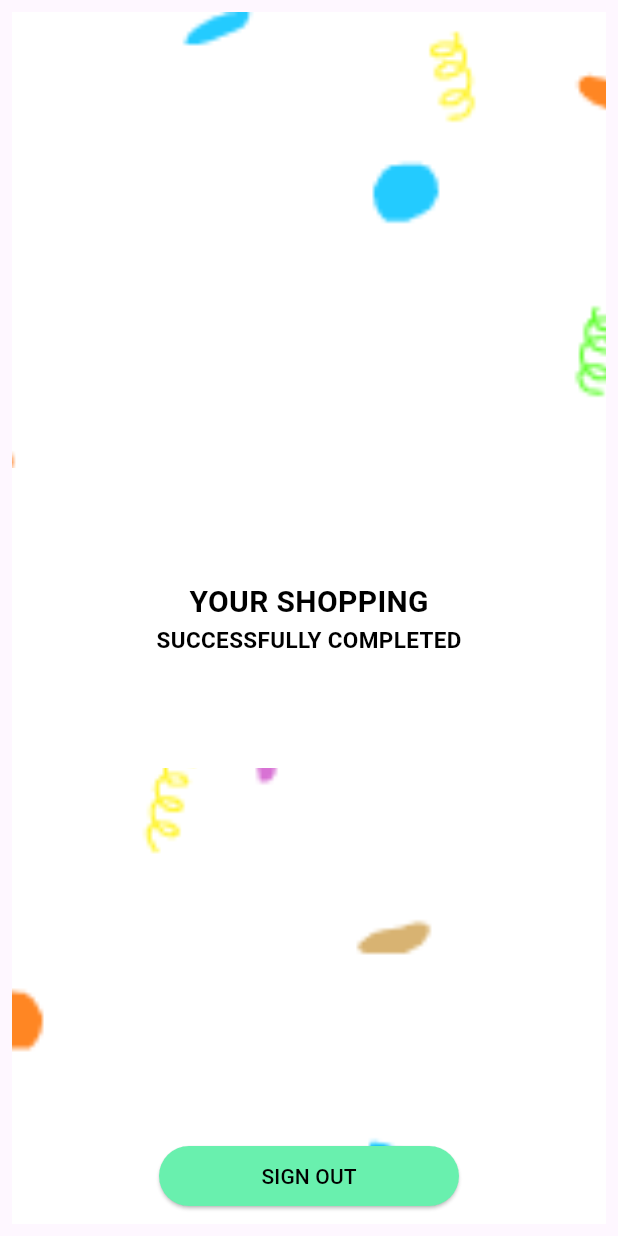
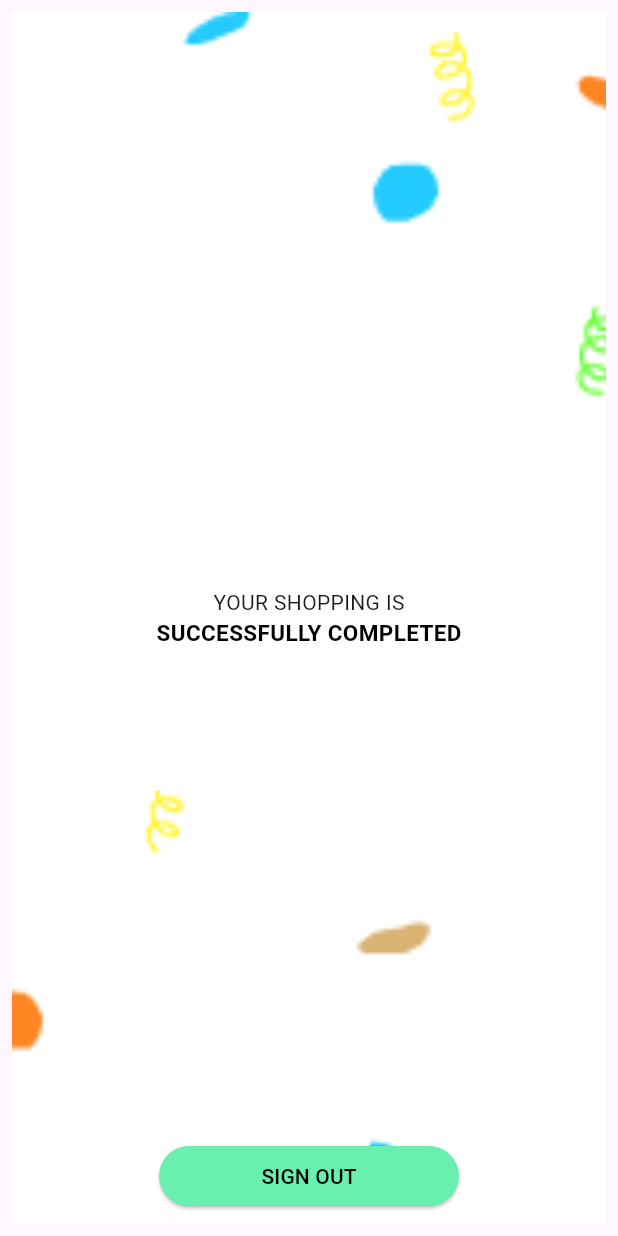
Before and after one commit to FAYIS111/Vk-Shopping-Cart, a Flutter app: the CartSection screen opened by its route, after a tap on "CONFORM BUY", on a phone screen of 412 x 824 dp. Run offline on Flutter 3.47's test engine with Material 3 defaults, Android fonts, the phone set to English and light mode, and no system bars; drawn by our look-alikes of animated_text_kit; our stand-ins replace cloud_firestore, dropdown_button2, firebase_auth, firebase_core, get; accounts and stored records are empty.

Commit message:
project all work completed

```diff
--- a/lib/pages/cartSection.dart
+++ b/lib/pages/cartSection.dart
@@ -37,7 +37,7 @@
                           child: Card(
                             // Customize the properties of the additional card here
                             color:
-                                Colors.grey.shade300, // Change color as needed
+                                Colors.grey.shade200, // Change color as needed
                             elevation: 5, // Adjust elevation if necessary
                             child: Column(
                               mainAxisAlignment: MainAxisAlignment.spaceEvenly,
@@ -46,7 +46,7 @@
                                   mainAxisAlignment:
                                       MainAxisAlignment.spaceEvenly,
                                   children: [
-                                    Text(
+                                    const Text(
                                       'TOTAL AMOUNT',
                                       style: TextStyle(
                                         color: Colors.black,
@@ -55,9 +55,11 @@
                                       ),
                                     ),
                                     Container(
-                                      width: 100,
-                                      height: 50,
-                                      child: TotalSum(),
+                                      width: 150,
+                                      height: 80,
+                                      child: const SingleChildScrollView(
+                                        child: TotalSum(),
+                                      ),
                                     ),
                                   ],
                                 ),
@@ -70,9 +72,10 @@
                                             MaterialStateProperty.all(
                                                 Colors.greenAccent)),
                                     onPressed: () {
-                                      Navigator.pushNamed(context, '/final');
+                                      Navigator.pushReplacementNamed(
+                                          context, "/final");
                                     },
-                                    child: Text(
+                                    child: const Text(
                                       "CONFORM BUY",
                                       style: TextStyle(
                                         color: Colors.black,
@@ -93,9 +96,8 @@
                                     ),
                                     onPressed: () {
                                       Navigator.pop(context);
-                                      print(totalSum);
                                     },
-                                    child: Text(
+                                    child: const Text(
                                       "GO BACK",
                                       style: TextStyle(
                                         color: Colors.black,
@@ -127,7 +129,7 @@
                                   child: Center(
                                     child: Text(
                                       donorSnap['Name'],
-                                      style: TextStyle(
+                                      style: const TextStyle(
                                         color: Colors.black,
                                         fontSize: 18,
                                         fontWeight: FontWeight.normal,
@@ -148,7 +150,7 @@
                                           mainAxisAlignment:
                                               MainAxisAlignment.spaceEvenly,
                                           children: [
-                                            Text("Total Count"),
+                                            const Text("Total Count"),
                                             Text(donorSnap['Rs'].toString()),
                                           ],
                                         ),
@@ -165,7 +167,7 @@
                                             mainAxisAlignment:
                                                 MainAxisAlignment.spaceEvenly,
                                             children: [
-                                              Text("Total Rs"),
+                                              const Text("Total Rs"),
                                               Text(donorSnap['sl'].toString()),
                                             ],
                                           ),
@@ -175,7 +177,18 @@
                                   ],
                                 ),
                                 IconWidget(
-                                  buttonAction: () {},
+                                  buttonAction: () {
+                                    setState(() {
+                                      Navigator.pushNamed(context, '/update',
+                                          arguments: {
+                                            "Name": donorSnap["Name"],
+                                            "rs": donorSnap["Rs"],
+                                            "sl": donorSnap["sl"],
+                                            "itemrs": donorSnap["itemRs"],
+                                            "id": donorSnap.id,
+                                          });
+                                    });
+                                  },
                                   buttonIcon: Icons.edit,
                                   iconColor: Colors.blue,
                                 ),
@@ -193,9 +206,7 @@
                       }
                     });
               }
-              return Container(
-                child: Text("NO ORDER IN CART"),
-              );
+              return const Text("NO ORDER IN CART");
             }),
       ),
     );
--- a/lib/pages/commonPage.dart
+++ b/lib/pages/commonPage.dart
@@ -28,7 +28,7 @@
         width: double.infinity,
         height: double.infinity,
         color: Colors.white,
-        child: LogInPage(),
+        child: const LogInPage(),
       ),
     );
   }
--- a/lib/pages/finalPage.dart
+++ b/lib/pages/finalPage.dart
@@ -1,3 +1,4 @@
+import 'package:animated_text_kit/animated_text_kit.dart';
 import 'package:firebase_auth/firebase_auth.dart';
 import 'package:flutter/material.dart';
 import 'package:get/get.dart';
@@ -17,7 +18,7 @@
   Future<void> signOut() async {
     try {
       await _auth.signOut();
-      Get.offAll(LogInPage());
+      Get.offAll(const LogInPage());
     } catch (e) {
       // Handle sign-out errors here
       print('Error signing out: $e');
@@ -46,21 +47,14 @@
               Align(
                 alignment: AlignmentDirectional.center,
                 child: Container(
-                  height: 200,
+                  height: 230,
                   width: double.infinity,
                   color: Colors.white,
                   child: Column(
                     mainAxisAlignment: MainAxisAlignment.center,
                     children: [
-                      Text(
-                        "YOUR SHOPPING",
-                        style: TextStyle(
-                          color: Colors.black,
-                          fontWeight: FontWeight.bold,
-                          fontSize: 20,
-                        ),
-                      ),
-                      Text(
+                      textAnimation(),
+                      const Text(
                         "SUCCESSFULLY COMPLETED",
                         style: TextStyle(
                           color: Colors.black,
@@ -86,7 +80,7 @@
                       onPressed: () {
                         signOut();
                       },
-                      child: Text(
+                      child: const Text(
                         'SIGN OUT',
                         style: TextStyle(
                           color: Colors.black,
@@ -103,3 +97,10 @@
     );
   }
 }
+
+Widget textAnimation() => Center(
+      child: AnimatedTextKit(
+        animatedTexts: [WavyAnimatedText("YOUR SHOPPING IS")],
+        repeatForever: true,
+      ),
+    );
--- a/lib/pages/mainItomPage.dart
+++ b/lib/pages/mainItomPage.dart
@@ -15,7 +15,8 @@
   Widget build(BuildContext context) {
     return Scaffold(
       appBar: AppBar(
-        title: Center(
+        backgroundColor: const Color.fromARGB(255, 107, 219, 111),
+        title: const Center(
           child: Text("GROCERY"),
         ),
       ),
--- a/lib/pages/signupPage.dart
+++ b/lib/pages/signupPage.dart
@@ -22,7 +22,7 @@
         password: password.text,
       );
       // If sign-up is successful, navigate to the Wrapper or next screen
-      Get.offAll(WrapperPage());
+      Get.offAll(const WrapperPage());
     } catch (e) {
       if (e is FirebaseAuthException) {
         // Handle specific Firebase Authentication exceptions here
@@ -30,7 +30,7 @@
           context: context,
           builder: (BuildContext context) {
             return AlertDialog(
-              title: Text('Sign Up Failed'),
+              title: const Text('Sign Up Failed'),
               content: Text('${e.message}'),
               actions: <Widget>[
                 TextButton(
--- a/lib/pages/splashScreen.dart
+++ b/lib/pages/splashScreen.dart
@@ -1,9 +1,10 @@
 import 'package:flutter/material.dart';
-import 'package:vk_shopping/pages/commonPage.dart';
 import 'package:vk_shopping/pages/homePage.dart';
 import 'package:vk_shopping/widgets/assets.dart';
 
 class SplashScreen extends StatefulWidget {
+  const SplashScreen({super.key});
+
   @override
   _SplashScreenState createState() => _SplashScreenState();
 }
@@ -13,7 +14,7 @@
   void initState() {
     super.initState();
     // Replace the delay duration and route with your own
-    Future.delayed(Duration(seconds: 5), () {
+    Future.delayed(const Duration(seconds: 5), () {
       Navigator.pushReplacement(
         context,
         MaterialPageRoute(builder: (context) => Homepage()),
--- a/lib/pages/wrapperPage.dart
+++ b/lib/pages/wrapperPage.dart
@@ -1,7 +1,6 @@
 import 'package:firebase_auth/firebase_auth.dart';
 import 'package:flutter/material.dart';
 import 'package:vk_shopping/pages/commonPage.dart';
-import 'package:vk_shopping/pages/homePage.dart';
 import 'package:vk_shopping/pages/logInPage.dart';
 
 class WrapperPage extends StatefulWidget {
@@ -19,9 +18,9 @@
           stream: FirebaseAuth.instance.authStateChanges(),
           builder: (context, snapShot) {
             if (snapShot.hasData) {
-              return CommonPage();
+              return const CommonPage();
             } else {
-              return LogInPage();
+              return const LogInPage();
             }
           }),
     );
--- a/lib/widgets/buttonWidget.dart
+++ b/lib/widgets/buttonWidget.dart
@@ -9,7 +9,7 @@
     child: ElevatedButton(
       style: ButtonStyle(
         backgroundColor:
-            MaterialStateProperty.all(Color.fromARGB(255, 107, 219, 111)),
+            MaterialStateProperty.all(const Color.fromARGB(255, 107, 219, 111)),
       ),
       onPressed: buttonAction,
       child: Text(buttonText),
--- a/lib/widgets/neumorphicButton.dart
+++ b/lib/widgets/neumorphicButton.dart
@@ -4,7 +4,7 @@
   final String buttonText;
   final void Function()? buttonAction;
   final double fontSize;
-  NeumorphicButton({
+  const NeumorphicButton({
     super.key,
     required this.buttonText,
     required this.buttonAction,
@@ -32,7 +32,7 @@
           ),
           onTapCancel: () => setState(() => _isButtonPressed = false),
           child: AnimatedContainer(
-            duration: Duration(milliseconds: 120),
+            duration: const Duration(milliseconds: 120),
             height: 100,
             width: 250,
             decoration: BoxDecoration(
--- a/lib/widgets/normalItemCard.dart
+++ b/lib/widgets/normalItemCard.dart
@@ -49,6 +49,7 @@
         'sl': totalAmount,
         'Rs': selectedValue,
         'dis': widget.description,
+        'itemRs': widget.itemRs,
       };
       donor.add(data);
     }
@@ -75,7 +76,7 @@
               widget.contantText +
                   widget.description.toString() +
                   widget.itemRs.toString(),
-              style: TextStyle(
+              style: const TextStyle(
                 fontSize: 18,
                 fontWeight: FontWeight.bold,
               ),
@@ -88,6 +89,7 @@
                   color: Colors.white,
                   child: DropdownButtonHideUnderline(
                     child: DropdownButton2<double>(
+                      value: selectedValue,
                       isExpanded: true,
                       items: items
                           .map((double item) => DropdownMenuItem<double>(
@@ -100,7 +102,6 @@
                                 ),
                               ))
                           .toList(),
-                      value: selectedValue,
                       onChanged: (double? value) {
                         setState(() {
                           selectedValue = value;
--- a/lib/widgets/totalSum.dart
+++ b/lib/widgets/totalSum.dart
@@ -3,7 +3,7 @@
 import 'package:cloud_firestore/cloud_firestore.dart';
 
 class TotalSum extends StatefulWidget {
-  TotalSum({Key? key}) : super(key: key);
+  const TotalSum({Key? key}) : super(key: key);
 
   @override
   State<TotalSum> createState() => _TotalSumState();
@@ -29,7 +29,11 @@
             }
           }
           // Use the calculated totalSum to build a widget
-          return ElevatedButton(
+          return Padding(
+            padding: const EdgeInsets.all(8.0),
+            child: SingleChildScrollView(
+              // Wrap with SingleChildScrollView
+              child: ElevatedButton(
                 style: ButtonStyle(
                   backgroundColor: MaterialStateProperty.all(Colors.white),
                 ),
@@ -40,9 +44,11 @@
                 },
                 child: Text(
                   totalSum.toString(),
-              style: TextStyle(
+                  style: const TextStyle(
                     color: Colors.black,
                     fontSize: 20,
+                  ),
+                ),
               ),
             ),
           );
@@ -50,7 +56,7 @@
           // Handle the case where there's no data yet
           return Column(
             children: [
-              CircularProgressIndicator(),
+              const CircularProgressIndicator(),
               ElevatedButton(
                 onPressed: () {
                   setState(() {
@@ -58,7 +64,7 @@
                         arguments: totalSum);
                   });
                 },
-                child: Text('total Sum'),
+                child: const Text('total Sum'),
               ),
             ],
           );
--- a/pubspec.yaml
+++ b/pubspec.yaml
@@ -40,6 +40,7 @@
   dropdown_button2: ^2.3.9
   firebase_auth: ^4.15.3
   get: ^4.6.6
+  animated_text_kit: ^4.2.2
 
 
 
```
Also changed, not shown: lib/main.dart (+17 -14 lines), lib/pages/cotactCard.dart (added, +75 -0 lines), lib/pages/homePage.dart (+37 -12 lines), lib/pages/logInPage.dart (+4 -4 lines), lib/pages/updatePage.dart (added, +145 -0 lines), lib/widgets/textField.dart (+4 -4 lines), pubspec.lock. Lines whose indentation alone changed are shown as unchanged.
